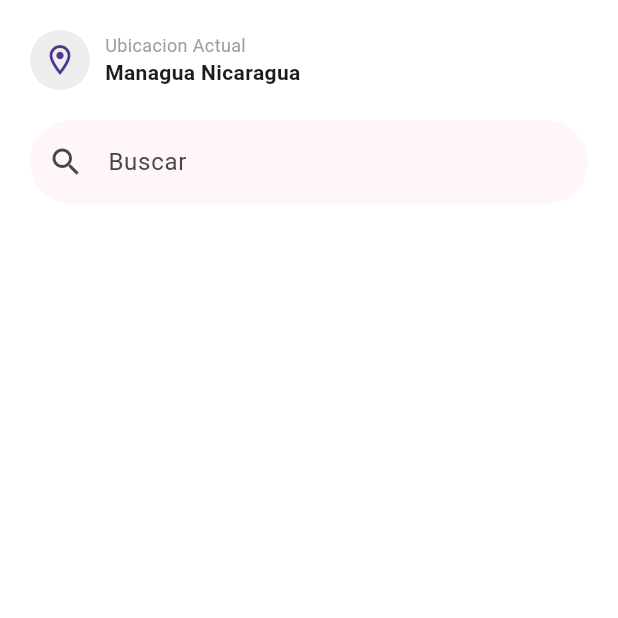
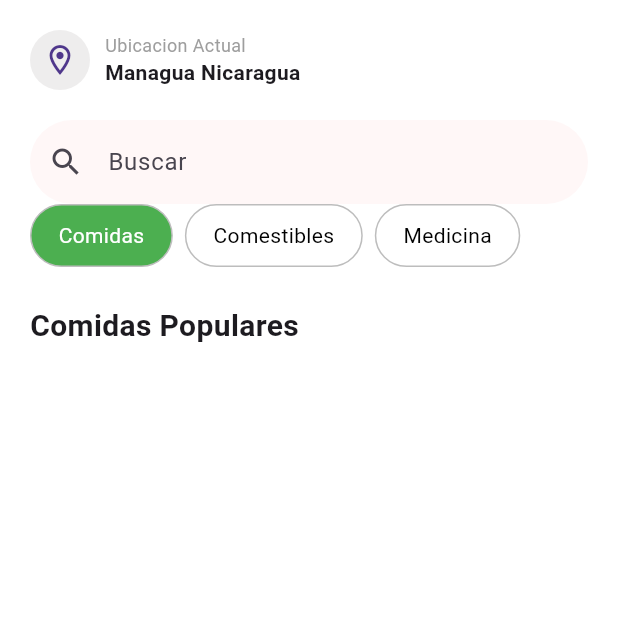
Before and after one commit to jabrielthj07-DJ/App_Duplicated_Screen, a Flutter app: the screen it shows after launch, on a phone screen of 412 x 824 dp, the top half of it. Run offline on Flutter 3.47's test engine with Material 3 defaults, Android fonts, the phone set to English and light mode, and no system bars.

Commit message:
feat (ui): Agregando Categorias seleccionables

```diff
--- a/lib/main.dart
+++ b/lib/main.dart
@@ -74,8 +74,58 @@ class HomeScreen extends StatelessWidget {
                   ),
                 ),
               ),
+                Row(
+                children: [
+                  _category("Comidas", true),
+                  _category("Comestibles", false),
+                  _category("Medicina", false),
+                ],
+              ),
+
+              const SizedBox(height: 25),
+
+              const Text(
+                "Comidas Populares",
+                style: TextStyle(
+                  fontSize: 20,
+                  fontWeight: FontWeight.bold,
+                ),
+              ),
+
+              const SizedBox(height: 15),
             ],
+
           ),
+
+        ),
+      ),
+    );
+
+  }
+
+    static Widget _category(String text, bool selected) {
+    return Container(
+      margin: const EdgeInsets.only(right: 8),
+
+      padding: const EdgeInsets.symmetric(
+        horizontal: 18,
+        vertical: 10,
+      ),
+
+      decoration: BoxDecoration(
+        color: selected ? Colors.green : Colors.white,
+
+        borderRadius: BorderRadius.circular(25),
+
+        border: Border.all(
+          color: Colors.grey.shade400,
+        ),
+      ),
+
+      child: Text(
+        text,
+        style: TextStyle(
+          color: selected ? Colors.white : Colors.black,
         ),
       ),
     );
```
